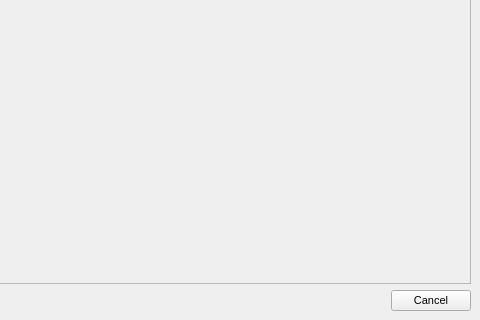
Above: Dev/Lib/Windows/Disambiguator.ui from rmlockwood/FLExTrans before the change; both pictures show x 420 to 900 and y 240 to 560 of the 900 by 560 pixel window. Below: the same form after it.
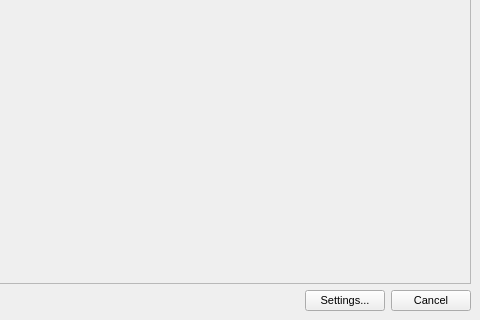
That is the form after the change.

Commit message:
add save-able settings
translate new strings to other ui langs.

What changed in the file:
```diff
--- a/Dev/Lib/Windows/Disambiguator.ui
+++ b/Dev/Lib/Windows/Disambiguator.ui
@@ -97,6 +97,21 @@
         </property>
        </spacer>
       </item>
+      <item>
+       <widget class="QPushButton" name="settingsButton">
+        <property name="font">
+         <font>
+          <pointsize>8</pointsize>
+         </font>
+        </property>
+        <property name="toolTip">
+         <string>Change the font and highlight colors.</string>
+        </property>
+        <property name="text">
+         <string>Settings...</string>
+        </property>
+       </widget>
+      </item>
       <item>
        <widget class="QPushButton" name="cancelButton">
         <property name="font">
```
The commit also changes 25 other files.
